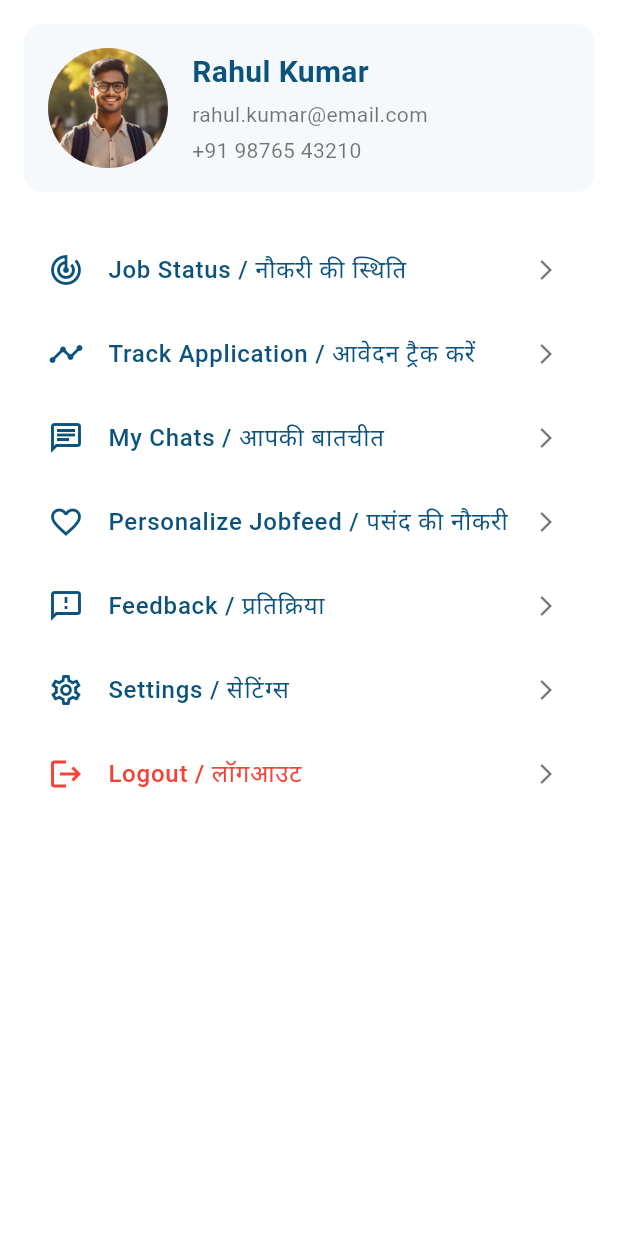
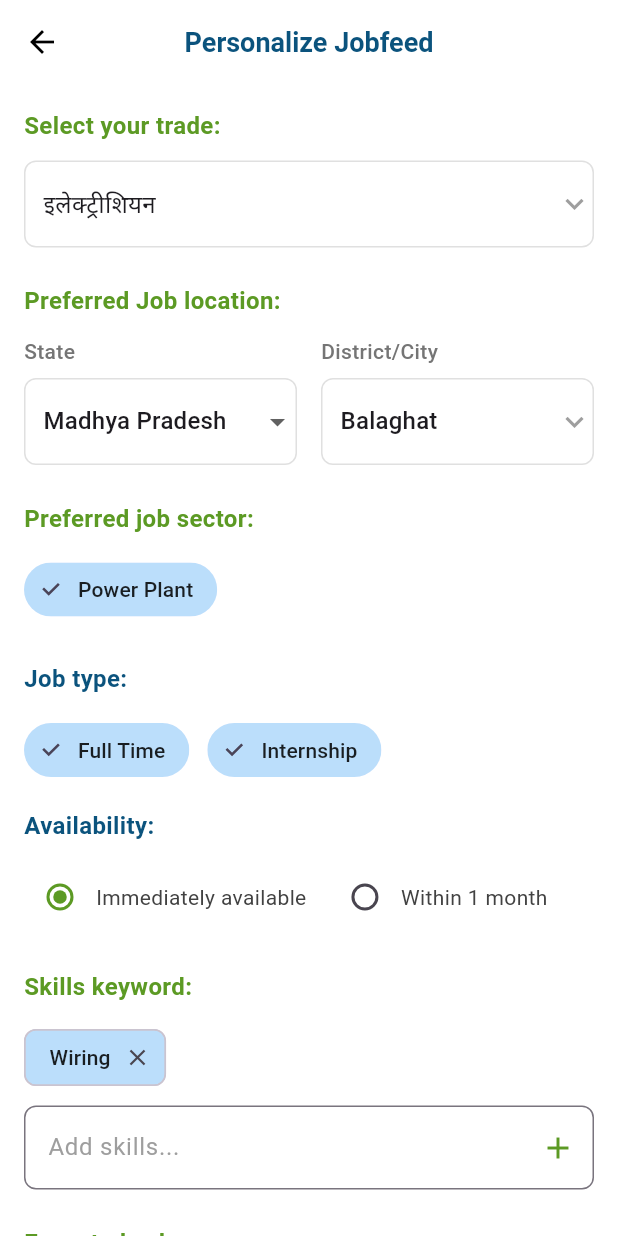
Before and after one commit to Poojadhameja/jobsahi-studentapp, a Flutter app: the ProfileScreen screen opened by its route, after a tap on "Personalize Jobfeed / पसंद की नौकरी", on a phone screen of 412 x 824 dp. Run offline on Flutter 3.47's test engine with Material 3 defaults, Android fonts, the phone set to English and light mode, and no system bars; our stand-ins replace file_picker.

Commit message:
personalize jobfeed

```diff
--- /dev/null
+++ b/lib/pages/profile/personalize_jobfeed.dart
@@ -0,0 +1,524 @@
+import 'package:flutter/material.dart';
+import '../../utils/app_constants.dart';
+
+/// PersonalizeJobfeedScreen - A screen for users to customize their job preferences
+/// This screen allows users to set their trade, location, job sectors, job types,
+/// availability, skills, and expected salary range for personalized job recommendations.
+class PersonalizeJobfeedScreen extends StatefulWidget {
+  const PersonalizeJobfeedScreen({super.key});
+
+  @override
+  State<PersonalizeJobfeedScreen> createState() =>
+      _PersonalizeJobfeedScreenState();
+}
+
+class _PersonalizeJobfeedScreenState extends State<PersonalizeJobfeedScreen> {
+  // ===== FORM STATE VARIABLES =====
+
+  /// Selected trade/craft (e.g., Electrician, Fitter, Welder)
+  String? selectedTrade = "इलेक्ट्रीशियन";
+
+  /// Selected state for job location preference
+  String? selectedState = "Madhya Pradesh";
+
+  /// Selected city/district for job location preference
+  String? selectedCity = "Balaghat";
+
+  /// Selected salary range preference
+  String? selectedSalaryRange;
+
+  /// User's availability status (immediately available or within 1 month)
+  String availability = AppConstants.immediatelyAvailable;
+
+  /// Controller for adding new skills
+  final TextEditingController skillsController = TextEditingController();
+
+  // ===== JOB PREFERENCES LISTS =====
+
+  /// Available job sectors for selection
+  /// These are the different industry sectors where jobs are available
+  List<String> jobSectors = [ "Power Plant"];
+
+  /// Currently selected job sectors by the user
+  /// Initially set to match the UI shown in the design image
+  List<String> selectedSectors = [ "Power Plant"];
+
+  /// Available job types (Full Time, Part Time, Internship)
+  List<String> jobTypes = ["Full Time", "Internship"];
+
+  /// Currently selected job types by the user
+  List<String> selectedJobTypes = ["Full Time", "Internship"];
+
+  /// User's skills list - starts with "Wiring" as shown in the design
+  List<String> skills = ["Wiring"];
+
+  /// Available salary ranges from app constants
+  List<String> salaryRanges = AppConstants.salaryRanges;
+
+  @override
+  void initState() {
+    super.initState();
+    // Load any existing user preferences when screen initializes
+    _loadExistingPreferences();
+  }
+
+  @override
+  Widget build(BuildContext context) {
+    return Scaffold(
+      backgroundColor: Colors.white,
+      // ===== APP BAR =====
+      appBar: AppBar(
+        leading: IconButton(
+          icon: const Icon(Icons.arrow_back, color: Colors.black),
+          onPressed: () => Navigator.pop(context),
+        ),
+        title: Text(
+          "Personalize Jobfeed",
+          style: TextStyle(
+            fontWeight: FontWeight.w600,
+            fontSize: 18,
+            color: AppConstants.textPrimaryColor,
+          ),
+        ),
+        backgroundColor: Colors.white,
+        elevation: 0,
+        centerTitle: true,
+      ),
+      // ===== MAIN BODY CONTENT =====
+      body: SingleChildScrollView(
+        padding: const EdgeInsets.all(16),
+        child: Column(
+          crossAxisAlignment: CrossAxisAlignment.start,
+          children: [
+            // ===== TRADE SELECTION SECTION =====
+            _buildSectionTitle(AppConstants.selectTradeTitle, isGreen: true),
+            Container(
+              decoration: BoxDecoration(
+                border: Border.all(color: Colors.grey.shade300),
+                borderRadius: BorderRadius.circular(8),
+              ),
+              child: DropdownButtonFormField<String>(
+                value: selectedTrade,
+                decoration: const InputDecoration(
+                  border: InputBorder.none,
+                  contentPadding: EdgeInsets.symmetric(horizontal: 12, vertical: 16),
+                  suffixIcon: Icon(Icons.keyboard_arrow_down, color: Colors.grey),
+                ),
+                items: ["इलेक्ट्रीशियन", "फिटर", "वेल्डर"]
+                    .map((trade) =>
+                        DropdownMenuItem(value: trade, child: Text(trade)))
+                    .toList(),
+                onChanged: (val) => setState(() => selectedTrade = val),
+              ),
+            ),
+            const SizedBox(height: 24),
+
+            // ===== LOCATION PREFERENCE SECTION =====
+            _buildSectionTitle(AppConstants.preferredLocationTitle, isGreen: true),
+            Row(
+              children: [
+                // State Selection
+                Expanded(
+                  child: Column(
+                    crossAxisAlignment: CrossAxisAlignment.start,
+                    children: [
+                      Text(
+                        "State",
+                        style: TextStyle(
+                          fontSize: 14,
+                          color: Colors.grey.shade600,
+                          fontWeight: FontWeight.w500,
+                        ),
+                      ),
+                      const SizedBox(height: 8),
+                      Container(
+                        decoration: BoxDecoration(
+                          border: Border.all(color: Colors.grey.shade300),
+                          borderRadius: BorderRadius.circular(8),
+                        ),
+                        child: DropdownButtonFormField<String>(
+                          value: selectedState,
+                          decoration: const InputDecoration(
+                            border: InputBorder.none,
+                            contentPadding: EdgeInsets.symmetric(horizontal: 12, vertical: 16),
+                          ),
+                          items: ["Madhya Pradesh", "Maharashtra", "UP"]
+                              .map((s) =>
+                                  DropdownMenuItem(value: s, child: Text(s)))
+                              .toList(),
+                          onChanged: (val) => setState(() => selectedState = val),
+                        ),
+                      ),
+                    ],
+                  ),
+                ),
+                const SizedBox(width: 16),
+                // District/City Selection
+                Expanded(
+                  child: Column(
+                    crossAxisAlignment: CrossAxisAlignment.start,
+                    children: [
+                      Text(
+                        "District/City",
+                        style: TextStyle(
+                          fontSize: 14,
+                          color: Colors.grey.shade600,
+                          fontWeight: FontWeight.w500,
+                        ),
+                      ),
+                      const SizedBox(height: 8),
+                      Container(
+                        decoration: BoxDecoration(
+                          border: Border.all(color: Colors.grey.shade300),
+                          borderRadius: BorderRadius.circular(8),
+                        ),
+                        child: DropdownButtonFormField<String>(
+                          value: selectedCity,
+                          decoration: const InputDecoration(
+                            border: InputBorder.none,
+                            contentPadding: EdgeInsets.symmetric(horizontal: 12, vertical: 16),
+                            suffixIcon: Icon(Icons.keyboard_arrow_down, color: Colors.grey),
+                          ),
+                          items: ["Balaghat", "Bhopal", "Indore"]
+                              .map((c) =>
+                                  DropdownMenuItem(value: c, child: Text(c)))
+                              .toList(),
+                          onChanged: (val) => setState(() => selectedCity = val),
+                        ),
+                      ),
+                    ],
+                  ),
+                ),
+              ],
+            ),
+            const SizedBox(height: 24),
+
+            // ===== JOB SECTOR SELECTION SECTION =====
+            _buildSectionTitle(AppConstants.jobSectorTitle, isGreen: true),
+            Wrap(
+              spacing: 12,
+              runSpacing: 8,
+              children: jobSectors
+                  .map((sector) => ChoiceChip(
+                        label: Text(
+                          sector,
+                          style: TextStyle(
+                            color: selectedSectors.contains(sector)
+                                ? Colors.black87
+                                : Colors.grey.shade600,
+                            fontWeight: FontWeight.w500,
+                          ),
+                        ),
+                        selected: selectedSectors.contains(sector),
+                        selectedColor: Colors.blue.shade100,
+                        backgroundColor: Colors.grey.shade100,
+                        side: BorderSide.none,
+                        shape: RoundedRectangleBorder(
+                          borderRadius: BorderRadius.circular(20),
+                        ),
+                        onSelected: (selected) {
+                          setState(() {
+                            if (selected) {
+                              selectedSectors.add(sector);
+                            } else {
+                              selectedSectors.remove(sector);
+                            }
+                          });
+                        },
+                      ))
+                  .toList(),
+            ),
+            const SizedBox(height: 24),
+
+            // ===== JOB TYPE SELECTION SECTION =====
+            _buildSectionTitle(AppConstants.jobTypeTitle, isGreen: false),
+            Wrap(
+              spacing: 12,
+              runSpacing: 8,
+              children: jobTypes
+                  .map((type) => ChoiceChip(
+                        label: Text(
+                          type,
+                          style: TextStyle(
+                            color: selectedJobTypes.contains(type)
+                                ? Colors.black87
+                                : Colors.grey.shade600,
+                            fontWeight: FontWeight.w500,
+                          ),
+                        ),
+                        selected: selectedJobTypes.contains(type),
+                        selectedColor: Colors.blue.shade100,
+                        backgroundColor: Colors.grey.shade100,
+                        side: BorderSide.none,
+                        shape: RoundedRectangleBorder(
+                          borderRadius: BorderRadius.circular(20),
+                        ),
+                        onSelected: (selected) {
+                          setState(() {
+                            if (selected) {
+                              selectedJobTypes.add(type);
+                            } else {
+                              selectedJobTypes.remove(type);
+                            }
+                          });
+                        },
+                      ))
+                  .toList(),
+            ),
+            const SizedBox(height: 15),
+
+            // ===== AVAILABILITY SELECTION SECTION =====
+            _buildSectionTitle(AppConstants.availabilityTitle, isGreen: false),
+            Row(
+              children: [
+                // Immediately Available Option
+                Radio(
+                  value: AppConstants.immediatelyAvailable,
+                  groupValue: availability,
+                  activeColor: AppConstants.secondaryColor,
+                  onChanged: (val) => setState(() => availability = val!),
+                ),
+                Text(
+                  AppConstants.immediatelyAvailable,
+                  style: TextStyle(
+                    fontSize: 14,
+                    color: Colors.grey.shade800,
+                  ),
+                ),
+                const SizedBox(width: 15),
+                // Within 1 Month Option
+                Radio(
+                  value: AppConstants.withinOneMonth,
+                  groupValue: availability,
+                  activeColor: AppConstants.secondaryColor,
+                  onChanged: (val) => setState(() => availability = val!),
+                ),
+                Text(
+                  AppConstants.withinOneMonth,
+                  style: TextStyle(
+                    fontSize: 14,
+                    color: Colors.grey.shade800,
+                  ),
+                ),
+              ],
+            ),
+            const SizedBox(height: 24),
+
+            // ===== SKILLS MANAGEMENT SECTION =====
+            _buildSectionTitle(AppConstants.skillsTitle, isGreen: true),
+            // Display existing skills as removable chips
+            Wrap(
+              spacing: 12,
+              runSpacing: 8,
+              children: skills
+                  .map((skill) => Chip(
+                        label: Text(
+                          skill,
+                          style: TextStyle(
+                            color: Colors.black87,
+                            fontWeight: FontWeight.w500,
+                          ),
+                        ),
+                        backgroundColor: Colors.blue.shade100,
+                        deleteIcon: const Icon(Icons.close, size: 18),
+                        onDeleted: () {
+                          setState(() {
+                            skills.remove(skill);
+                          });
+                        },
+                      ))
+                  .toList(),
+            ),
+            const SizedBox(height: 8),
+            // Input field to add new skills
+            TextFormField(
+              controller: skillsController,
+              decoration: InputDecoration(
+                hintText: AppConstants.addSkillsHint,
+                hintStyle: TextStyle(color: Colors.grey.shade500),
+                border: OutlineInputBorder(
+                  borderRadius: BorderRadius.circular(8),
+                  borderSide: BorderSide(color: Colors.grey.shade300),
+                ),
+                focusedBorder: OutlineInputBorder(
+                  borderRadius: BorderRadius.circular(8),
+                  borderSide: BorderSide(color: AppConstants.secondaryColor),
+                ),
+                contentPadding: const EdgeInsets.symmetric(horizontal: 12, vertical: 16),
+                suffixIcon: IconButton(
+                  icon: Icon(Icons.add, color: AppConstants.secondaryColor),
+                  onPressed: () {
+                    // Add new skill when add button is pressed
+                    if (skillsController.text.trim().isNotEmpty) {
+                      setState(() {
+                        skills.add(skillsController.text.trim());
+                        skillsController.clear();
+                      });
+                    }
+                  },
+                ),
+              ),
+            ),
+            const SizedBox(height: 24),
+
+            // ===== SALARY RANGE SELECTION SECTION =====
+            _buildSectionTitle(AppConstants.salaryRangeTitle, isGreen: true),
+            Container(
+              decoration: BoxDecoration(
+                border: Border.all(color: Colors.grey.shade300),
+                borderRadius: BorderRadius.circular(8),
+              ),
+              child: DropdownButtonFormField<String>(
+                value: selectedSalaryRange,
+                decoration: const InputDecoration(
+                  border: InputBorder.none,
+                  contentPadding: EdgeInsets.symmetric(horizontal: 12, vertical: 16),
+                  hintText: "Select range",
+                  hintStyle: TextStyle(color: Colors.grey),
+                  suffixIcon: Icon(Icons.keyboard_arrow_down, color: Colors.grey),
+                ),
+                items: salaryRanges
+                    .map((range) =>
+                        DropdownMenuItem(value: range, child: Text(range)))
+                    .toList(),
+                onChanged: (val) => setState(() => selectedSalaryRange = val),
+              ),
+            ),
+            const SizedBox(height: 32),
+
+            // ===== SAVE BUTTON =====
+            SizedBox(
+              width: double.infinity,
+              height: 56,
+              child: ElevatedButton(
+                style: ElevatedButton.styleFrom(
+                  backgroundColor: AppConstants.secondaryColor,
+                  shape: RoundedRectangleBorder(
+                    borderRadius: BorderRadius.circular(AppConstants.borderRadius),
+                  ),
+                  elevation: 2,
+                ),
+                onPressed: () {
+                  // Validate form before saving
+                  if (_validateForm()) {
+                    _savePreferences(context);
+                  }
+                },
+                child: Text(
+                  AppConstants.saveChangesText,
+                  style: AppConstants.buttonTextStyle.copyWith(
+                    fontSize: 18,
+                    fontWeight: FontWeight.w600,
+                  ),
+                ),
+              ),
+            ),
+            const SizedBox(height: 20),
+          ],
+        ),
+      ),
+    );
+  }
+
+  // ===== HELPER METHODS =====
+
+  /// Builds section titles with conditional green or dark grey color
+  /// Green titles are used for primary preference sections
+  /// Dark grey titles are used for secondary preference sections
+  Widget _buildSectionTitle(String title, {required bool isGreen}) {
+    return Padding(
+      padding: const EdgeInsets.only(bottom: 12),
+      child: Text(
+        title,
+        style: TextStyle(
+          fontSize: 16,
+          fontWeight: FontWeight.w600,
+          color: isGreen ? AppConstants.secondaryColor : AppConstants.textPrimaryColor,
+        ),
+      ),
+    );
+  }
+
+  /// Saves user preferences and shows success message
+  /// Displays a snackbar with success message and navigates back after delay
+  void _savePreferences(BuildContext context) {
+    ScaffoldMessenger.of(context).showSnackBar(
+      SnackBar(
+        content: Text(AppConstants.preferencesSavedHindi),
+        backgroundColor: AppConstants.successColor,
+        duration: const Duration(seconds: 2),
+        behavior: SnackBarBehavior.floating,
+        shape: RoundedRectangleBorder(
+          borderRadius: BorderRadius.circular(8),
+        ),
+      ),
+    );
+    // Navigate back after showing success message
+    Future.delayed(const Duration(milliseconds: 500), () {
+      if (mounted) {
+        Navigator.pop(context);
+      }
+    });
+  }
+
+  /// Validates all form fields before allowing save
+  /// Returns true if all required fields are filled, false otherwise
+  /// Shows error messages for missing fields
+  bool _validateForm() {
+    // Check if trade is selected
+    if (selectedTrade == null) {
+      _showErrorSnackBar('Please select a trade');
+      return false;
+    }
+    // Check if location is selected
+    if (selectedState == null || selectedCity == null) {
+      _showErrorSnackBar('Please select location');
+      return false;
+    }
+    // Check if at least one job sector is selected
+    if (selectedSectors.isEmpty) {
+      _showErrorSnackBar('Please select at least one job sector');
+      return false;
+    }
+    // Check if at least one job type is selected
+    if (selectedJobTypes.isEmpty) {
+      _showErrorSnackBar('Please select at least one job type');
+      return false;
+    }
+    // Check if at least one skill is added
+    if (skills.isEmpty) {
+      _showErrorSnackBar('Please add at least one skill');
+      return false;
+    }
+    // Check if salary range is selected
+    if (selectedSalaryRange == null) {
+      _showErrorSnackBar('Please select salary range');
+      return false;
+    }
+    return true;
+  }
+
+  /// Shows error message in a snackbar
+  /// Used to display validation errors to the user
+  void _showErrorSnackBar(String message) {
+    ScaffoldMessenger.of(context).showSnackBar(
+      SnackBar(
+        content: Text(message),
+        backgroundColor: AppConstants.errorColor,
+        duration: const Duration(seconds: 3),
+        behavior: SnackBarBehavior.floating,
+        shape: RoundedRectangleBorder(
+          borderRadius: BorderRadius.circular(8),
+        ),
+      ),
+    );
+  }
+
+  /// Loads existing user preferences from storage
+  /// Currently a placeholder for future backend/SharedPreferences integration
+  void _loadExistingPreferences() {
+    // TODO: Implement loading from backend API or SharedPreferences
+    // For now, the initial state is set in the variable declarations above
+    // This method will be used to restore user's previous preferences
+  }
+}
--- a/lib/pages/profile/profile.dart
+++ b/lib/pages/profile/profile.dart
@@ -7,6 +7,7 @@ import 'job_status.dart';
 import '../../auth/login_otp_email.dart';
 import '../jobs/application_tracker.dart';
 import '../setting/settings.dart';
+import 'personalize_jobfeed.dart';
 
 class ProfileScreen extends StatelessWidget {
   const ProfileScreen({super.key});
@@ -132,7 +133,9 @@ class ProfileScreen extends StatelessWidget {
           icon: Icons.favorite_outline,
           title: 'Personalize Jobfeed / पसंद की नौकरी',
           onTap: () {
-            // TODO: Navigate to jobfeed personalization screen
+            NavigationService.smartNavigate(
+              destination: const PersonalizeJobfeedScreen(),
+            );
           },
         ),
         _buildOptionTile(
--- a/lib/utils/app_constants.dart
+++ b/lib/utils/app_constants.dart
@@ -146,6 +146,30 @@ class AppConstants {
   static const String passwordReset = 'Password reset successfully';
   static const String jobSaved = 'Job saved successfully';
   static const String jobApplied = 'Job application submitted successfully';
+  static const String preferencesSaved = 'Preferences saved successfully!';
+  static const String preferencesSavedHindi = 'प्राथमिकताएं सफलतापूर्वक सहेजी गईं!';
+
+  /// Personalize Jobfeed Section Titles
+  static const String selectTradeTitle = 'Select your trade:';
+  static const String selectTradeTitleHindi = 'अपना व्यापार चुनें:';
+  static const String preferredLocationTitle = 'Preferred Job location:';
+  static const String preferredLocationTitleHindi = 'पसंदीदा नौकरी का स्थान:';
+  static const String jobSectorTitle = 'Preferred job sector:';
+  static const String jobSectorTitleHindi = 'पसंदीदा नौकरी क्षेत्र:';
+  static const String jobTypeTitle = 'Job type:';
+  static const String jobTypeTitleHindi = 'नौकरी का प्रकार:';
+  static const String availabilityTitle = 'Availability:';
+  static const String availabilityTitleHindi = 'उपलब्धता:';
+  static const String skillsTitle = 'Skills keyword:';
+  static const String skillsTitleHindi = 'कौशल कीवर्ड:';
+  static const String salaryRangeTitle = 'Expected salary range:';
+  static const String salaryRangeTitleHindi = 'अपेक्षित वेतन सीमा:';
+  static const String addSkillsHint = 'Add skills...';
+  static const String addSkillsHintHindi = 'कौशल जोड़ें...';
+
+  /// Availability Options
+  static const String immediatelyAvailable = 'Immediately available';
+  static const String withinOneMonth = 'Within 1 month';
 
   /// Loading Messages
   static const String loadingText = 'Loading...';
--- a/lib/utils/navigation_service.dart
+++ b/lib/utils/navigation_service.dart
@@ -35,6 +35,7 @@ import '../pages/profile/profile.dart';
 import '../pages/profile/user_profile.dart';
 import '../pages/profile/profile_details.dart';
 import '../pages/profile/job_status.dart';
+import '../pages/profile/personalize_jobfeed.dart';
 import '../pages/setting/settings.dart'; // Course screens
 import '../pages/courses/learning_center.dart';
 import '../pages/courses/course_details.dart';
@@ -227,6 +228,8 @@ class NavigationService {
         return RouteNames.userProfile;
       case 'ProfileDetailsScreen':
         return RouteNames.profileDetails;
+      case 'PersonalizeJobfeedScreen':
+        return RouteNames.personalizeJobfeed;
 
       case 'SettingsPage':
         return RouteNames.settings;
@@ -454,6 +457,7 @@ class RouteNames {
   static const String profile = '/profile';
   static const String userProfile = '/user-profile';
   static const String profileDetails = '/profile-details';
+  static const String personalizeJobfeed = '/personalize-jobfeed';
   // static const String resume = '/resume';
   static const String jobStatus = '/job-status';
   static const String settings = '/settings';
@@ -586,6 +590,8 @@ class RouteGenerator {
         return MaterialPageRoute(builder: (_) => const UserProfileScreen());
       case RouteNames.profileDetails:
         return MaterialPageRoute(builder: (_) => const ProfileDetailsScreen());
+      case RouteNames.personalizeJobfeed:
+        return MaterialPageRoute(builder: (_) => const PersonalizeJobfeedScreen());
       case RouteNames.jobStatus:
         return MaterialPageRoute(builder: (_) => const JobStatusScreen());
       case RouteNames.settings:
```
